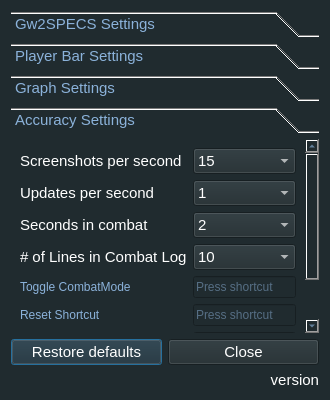
Above: configurator.ui from Tyrox92/Gw2SPECS before the change. Below: the same form after it.
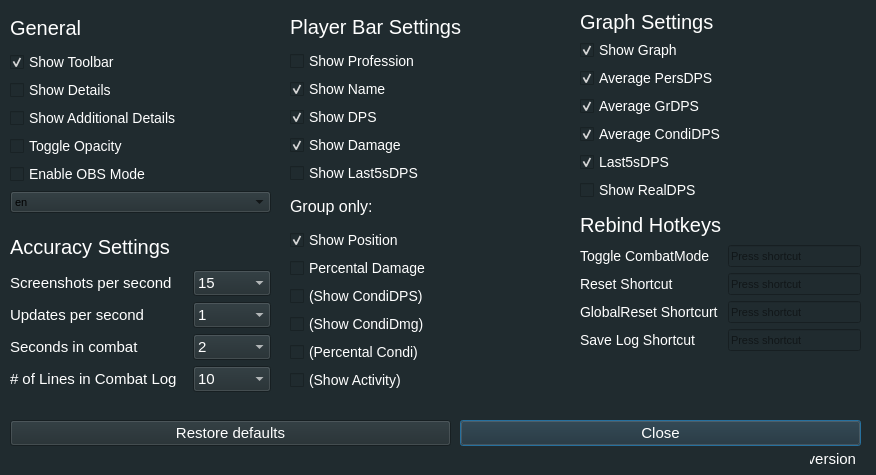
That is the form after the change.

The edit to the form file:
```diff
--- a/configurator.ui
+++ b/configurator.ui
@@ -6,15 +6,15 @@
    <rect>
     <x>0</x>
     <y>0</y>
-    <width>330</width>
-    <height>400</height>
+    <width>876</width>
+    <height>475</height>
    </rect>
   </property>
-  <property name="maximumSize">
-   <size>
-    <width>330</width>
-    <height>400</height>
-   </size>
+  <property name="sizePolicy">
+   <sizepolicy hsizetype="Preferred" vsizetype="Preferred">
+    <horstretch>0</horstretch>
+    <verstretch>0</verstretch>
+   </sizepolicy>
   </property>
   <property name="font">
    <font>
@@ -27,30 +27,21 @@
   <property name="styleSheet">
    <string notr="true">background-color: rgb(32, 43, 47);</string>
   </property>
-  <layout class="QGridLayout" name="gridLayout_2">
-   <item row="1" column="0">
-    <widget class="QPushButton" name="pushButtonReset">
-     <property name="sizePolicy">
-      <sizepolicy hsizetype="Minimum" vsizetype="Fixed">
-       <horstretch>0</horstretch>
-       <verstretch>0</verstretch>
-      </sizepolicy>
-     </property>
-     <property name="font">
-      <font>
-       <pointsize>11</pointsize>
-      </font>
-     </property>
-     <property name="styleSheet">
-      <string notr="true">color: rgb(255, 255, 255);</string>
-     </property>
-     <property name="text">
-      <string>Restore defaults</string>
-     </property>
-    </widget>
-   </item>
-   <item row="1" column="1">
+  <property name="sizeGripEnabled">
+   <bool>false</bool>
+  </property>
+  <property name="modal">
+   <bool>false</bool>
+  </property>
     <widget class="QPushButton" name="pushButtonReset_2">
+   <property name="geometry">
+    <rect>
+     <x>460</x>
+     <y>420</y>
+     <width>401</width>
+     <height>26</height>
+    </rect>
+   </property>
      <property name="sizePolicy">
       <sizepolicy hsizetype="Minimum" vsizetype="Fixed">
        <horstretch>0</horstretch>
@@ -69,54 +60,359 @@
       <string>Close</string>
      </property>
     </widget>
-   </item>
+  <widget class="QPushButton" name="pushButtonReset">
+   <property name="geometry">
+    <rect>
+     <x>10</x>
+     <y>420</y>
+     <width>441</width>
+     <height>26</height>
+    </rect>
+   </property>
+   <property name="sizePolicy">
+    <sizepolicy hsizetype="Minimum" vsizetype="Fixed">
+     <horstretch>0</horstretch>
+     <verstretch>0</verstretch>
+    </sizepolicy>
+   </property>
+   <property name="font">
+    <font>
+     <pointsize>11</pointsize>
+    </font>
+   </property>
+   <property name="styleSheet">
+    <string notr="true">color: rgb(255, 255, 255);</string>
+   </property>
+   <property name="text">
+    <string>Restore defaults</string>
+   </property>
+  </widget>
+  <widget class="QLabel" name="labelVersion">
+   <property name="geometry">
+    <rect>
+     <x>810</x>
+     <y>450</y>
+     <width>46</width>
+     <height>18</height>
+    </rect>
+   </property>
+   <property name="sizePolicy">
+    <sizepolicy hsizetype="Preferred" vsizetype="Preferred">
+     <horstretch>0</horstretch>
+     <verstretch>0</verstretch>
+    </sizepolicy>
+   </property>
+   <property name="minimumSize">
+    <size>
+     <width>0</width>
+     <height>0</height>
+    </size>
+   </property>
+   <property name="font">
+    <font>
+     <pointsize>11</pointsize>
+     <weight>50</weight>
+     <bold>false</bold>
+    </font>
+   </property>
+   <property name="styleSheet">
+    <string notr="true">color: rgb(255, 255, 255);</string>
+   </property>
+   <property name="text">
+    <string>version</string>
+   </property>
+   <property name="alignment">
+    <set>Qt::AlignRight|Qt::AlignTrailing|Qt::AlignVCenter</set>
+   </property>
+   <property name="wordWrap">
+    <bool>true</bool>
+   </property>
+  </widget>
+  <widget class="QWidget" name="widget" native="true">
+   <property name="geometry">
+    <rect>
+     <x>10</x>
+     <y>230</y>
+     <width>261</width>
+     <height>162</height>
+    </rect>
+   </property>
+   <layout class="QGridLayout" name="gridLayout">
    <item row="0" column="0" colspan="2">
-    <widget class="QToolBox" name="settingsToolbox">
+     <widget class="QLabel" name="label_2">
+      <property name="styleSheet">
+       <string notr="true">color: rgb(255,255,255);font-size:20px</string>
+      </property>
+      <property name="text">
+       <string>Accuracy Settings</string>
+      </property>
+     </widget>
+    </item>
+    <item row="1" column="0" colspan="2">
+     <widget class="QLabel" name="labelScreenshots">
      <property name="font">
       <font>
        <family>MS Shell Dlg 2</family>
        <pointsize>11</pointsize>
-       <weight>9</weight>
+        <weight>50</weight>
        <italic>false</italic>
        <bold>false</bold>
       </font>
      </property>
      <property name="styleSheet">
-      <string notr="true">font: 75 11pt &quot;MS Shell Dlg 2&quot;;
-color: #8BB2DA;</string>
-     </property>
+       <string notr="true">color: rgb(255, 255, 255);</string>
+      </property>
+      <property name="text">
+       <string>Screenshots per second</string>
+      </property>
+      <property name="alignment">
+       <set>Qt::AlignLeading|Qt::AlignLeft|Qt::AlignVCenter</set>
+      </property>
+     </widget>
+    </item>
+    <item row="1" column="2" colspan="2">
+     <widget class="QComboBox" name="comboBoxScreenshots">
+      <property name="font">
+       <font>
+        <family>MS Shell Dlg 2</family>
+        <pointsize>11</pointsize>
+        <weight>50</weight>
+        <italic>false</italic>
+        <bold>false</bold>
+       </font>
+      </property>
+      <property name="styleSheet">
+       <string notr="true">color: rgb(255, 255, 255);</string>
+      </property>
+      <property name="currentText">
+       <string>15</string>
+      </property>
      <property name="currentIndex">
-      <number>3</number>
-     </property>
-     <widget class="QWidget" name="specsSettings">
+       <number>0</number>
+      </property>
+      <item>
+       <property name="text">
+        <string>15</string>
+       </property>
+      </item>
+      <item>
+       <property name="text">
+        <string>20</string>
+       </property>
+      </item>
+      <item>
+       <property name="text">
+        <string>25</string>
+       </property>
+      </item>
+     </widget>
+    </item>
+    <item row="2" column="0">
+     <widget class="QLabel" name="labelUpdates">
+      <property name="font">
+       <font>
+        <family>MS Shell Dlg 2</family>
+        <pointsize>11</pointsize>
+        <weight>50</weight>
+        <italic>false</italic>
+        <bold>false</bold>
+       </font>
+      </property>
+      <property name="styleSheet">
+       <string notr="true">color: rgb(255, 255, 255);</string>
+      </property>
+      <property name="text">
+       <string>Updates per second</string>
+      </property>
+      <property name="alignment">
+       <set>Qt::AlignLeading|Qt::AlignLeft|Qt::AlignVCenter</set>
+      </property>
+     </widget>
+    </item>
+    <item row="3" column="0">
+     <widget class="QLabel" name="labelSecondsInCombat">
+      <property name="font">
+       <font>
+        <family>MS Shell Dlg 2</family>
+        <pointsize>11</pointsize>
+        <weight>50</weight>
+        <italic>false</italic>
+        <bold>false</bold>
+       </font>
+      </property>
+      <property name="styleSheet">
+       <string notr="true">color: rgb(255, 255, 255);</string>
+      </property>
+      <property name="text">
+       <string>Seconds in combat</string>
+      </property>
+      <property name="alignment">
+       <set>Qt::AlignLeading|Qt::AlignLeft|Qt::AlignVCenter</set>
+      </property>
+     </widget>
+    </item>
+    <item row="2" column="2" colspan="2">
+     <widget class="QComboBox" name="comboBoxUpdates">
+      <property name="font">
+       <font>
+        <family>MS Shell Dlg 2</family>
+        <pointsize>11</pointsize>
+        <weight>50</weight>
+        <italic>false</italic>
+        <bold>false</bold>
+       </font>
+      </property>
+      <property name="styleSheet">
+       <string notr="true">color: rgb(255, 255, 255);</string>
+      </property>
+      <property name="currentIndex">
+       <number>0</number>
+      </property>
+      <item>
+       <property name="text">
+        <string>1</string>
+       </property>
+      </item>
+     </widget>
+    </item>
+    <item row="3" column="2" colspan="2">
+     <widget class="QComboBox" name="comboBoxSecondsInCombat">
+      <property name="font">
+       <font>
+        <family>MS Shell Dlg 2</family>
+        <pointsize>11</pointsize>
+        <weight>50</weight>
+        <italic>false</italic>
+        <bold>false</bold>
+       </font>
+      </property>
+      <property name="styleSheet">
+       <string notr="true">color: rgb(255, 255, 255);</string>
+      </property>
+      <property name="currentIndex">
+       <number>0</number>
+      </property>
+      <item>
+       <property name="text">
+        <string>2</string>
+       </property>
+      </item>
+      <item>
+       <property name="text">
+        <string>3</string>
+       </property>
+      </item>
+     </widget>
+    </item>
+    <item row="4" column="0" colspan="2">
+     <widget class="QLabel" name="labelConsideredLines">
+      <property name="font">
+       <font>
+        <family>MS Shell Dlg 2</family>
+        <pointsize>11</pointsize>
+        <weight>50</weight>
+        <italic>false</italic>
+        <bold>false</bold>
+       </font>
+      </property>
+      <property name="styleSheet">
+       <string notr="true">color: rgb(255, 255, 255);</string>
+      </property>
+      <property name="text">
+       <string># of Lines in Combat Log</string>
+      </property>
+      <property name="alignment">
+       <set>Qt::AlignLeading|Qt::AlignLeft|Qt::AlignVCenter</set>
+      </property>
+     </widget>
+    </item>
+    <item row="4" column="2" colspan="2">
+     <widget class="QComboBox" name="comboBoxConsideredLines">
+      <property name="font">
+       <font>
+        <family>MS Shell Dlg 2</family>
+        <pointsize>11</pointsize>
+        <weight>50</weight>
+        <italic>false</italic>
+        <bold>false</bold>
+       </font>
+      </property>
+      <property name="styleSheet">
+       <string notr="true">color: rgb(255, 255, 255);</string>
+      </property>
+      <property name="editable">
+       <bool>false</bool>
+      </property>
+      <property name="currentText">
+       <string>10</string>
+      </property>
+      <property name="currentIndex">
+       <number>0</number>
+      </property>
+      <item>
+       <property name="text">
+        <string>10</string>
+       </property>
+      </item>
+      <item>
+       <property name="text">
+        <string>12</string>
+       </property>
+      </item>
+      <item>
+       <property name="text">
+        <string>14</string>
+       </property>
+      </item>
+      <item>
+       <property name="text">
+        <string>16</string>
+       </property>
+      </item>
+      <item>
+       <property name="text">
+        <string>20</string>
+       </property>
+      </item>
+      <item>
+       <property name="text">
+        <string>24</string>
+       </property>
+      </item>
+      <item>
+       <property name="text">
+        <string>27</string>
+       </property>
+      </item>
+     </widget>
+    </item>
+   </layout>
+  </widget>
+  <widget class="QWidget" name="widget_2" native="true">
       <property name="geometry">
        <rect>
-        <x>0</x>
-        <y>0</y>
-        <width>187</width>
-        <height>182</height>
-       </rect>
-      </property>
-      <attribute name="label">
-       <string>Gw2SPECS Settings</string>
-      </attribute>
-      <layout class="QGridLayout" name="gridLayout_3">
-       <item row="2" column="1">
-        <widget class="QCheckBox" name="checkBoxExtraDetails">
-         <property name="text">
-          <string>Show Additional Details</string>
-         </property>
-        </widget>
-       </item>
-       <item row="3" column="1">
-        <widget class="QCheckBox" name="checkBoxOpacity">
+     <x>10</x>
+     <y>10</y>
+     <width>261</width>
+     <height>203</height>
+    </rect>
+   </property>
+   <layout class="QGridLayout" name="gridLayout_2">
+    <item row="0" column="0">
+     <widget class="QLabel" name="label">
+      <property name="styleSheet">
+       <string notr="true">color: rgb(255,255,255);font-size:20px</string>
+      </property>
          <property name="text">
-          <string>Toggle Opacity</string>
+       <string>General</string>
          </property>
         </widget>
        </item>
-       <item row="0" column="1">
+    <item row="1" column="0">
         <widget class="QCheckBox" name="checkBoxToolbar">
+      <property name="styleSheet">
+       <string notr="true">color:white;font-size:14px;</string>
+      </property>
          <property name="text">
           <string>Show Toolbar</string>
          </property>
@@ -125,21 +421,47 @@
          </property>
         </widget>
        </item>
-       <item row="1" column="1">
+    <item row="2" column="0">
         <widget class="QCheckBox" name="checkBoxDetails">
+      <property name="styleSheet">
+       <string notr="true">color:white;font-size:14px;</string>
+      </property>
          <property name="text">
           <string>Show Details</string>
          </property>
         </widget>
        </item>
-       <item row="4" column="1">
+    <item row="3" column="0">
+     <widget class="QCheckBox" name="checkBoxExtraDetails">
+      <property name="styleSheet">
+       <string notr="true">color:white;font-size:14px;</string>
+      </property>
+      <property name="text">
+       <string>Show Additional Details</string>
+      </property>
+     </widget>
+    </item>
+    <item row="4" column="0">
+     <widget class="QCheckBox" name="checkBoxOpacity">
+      <property name="styleSheet">
+       <string notr="true">color:white;font-size:14px;</string>
+      </property>
+      <property name="text">
+       <string>Toggle Opacity</string>
+      </property>
+     </widget>
+    </item>
+    <item row="5" column="0">
         <widget class="QCheckBox" name="checkBoxOBS">
+      <property name="styleSheet">
+       <string notr="true">color:white;font-size:14px;</string>
+      </property>
          <property name="text">
           <string>Enable OBS Mode</string>
          </property>
         </widget>
        </item>
-       <item row="5" column="1">
+    <item row="6" column="0">
         <widget class="QComboBox" name="comboBoxLanguage">
          <item>
           <property name="text">
@@ -160,82 +482,24 @@
        </item>
       </layout>
      </widget>
-     <widget class="QWidget" name="soloSettings">
+  <widget class="QWidget" name="widget_3" native="true">
       <property name="geometry">
        <rect>
-        <x>0</x>
-        <y>0</y>
-        <width>300</width>
-        <height>204</height>
-       </rect>
-      </property>
-      <attribute name="label">
-       <string>Player Bar Settings</string>
-      </attribute>
-      <layout class="QGridLayout" name="gridLayout_4">
-       <item row="6" column="0">
-        <widget class="QCheckBox" name="checkBoxCDPS">
-         <property name="text">
-          <string>(Show CondiDPS)</string>
-         </property>
-        </widget>
-       </item>
-       <item row="6" column="1">
-        <widget class="QCheckBox" name="checkBoxActivity">
-         <property name="text">
-          <string>(Show Activity)</string>
-         </property>
-        </widget>
-       </item>
-       <item row="4" column="1">
-        <widget class="QCheckBox" name="checkBoxPosition">
-         <property name="enabled">
-          <bool>true</bool>
-         </property>
-         <property name="text">
-          <string>Show Position</string>
-         </property>
-         <property name="checked">
-          <bool>true</bool>
-         </property>
-        </widget>
-       </item>
-       <item row="5" column="1">
-        <widget class="QCheckBox" name="checkBoxCPerDmg">
-         <property name="text">
-          <string>(Percental Condi)</string>
-         </property>
-        </widget>
-       </item>
-       <item row="1" column="1">
-        <widget class="QCheckBox" name="checkBoxDamage">
-         <property name="text">
-          <string>Show Damage</string>
-         </property>
-         <property name="checked">
-          <bool>true</bool>
-         </property>
-        </widget>
-       </item>
-       <item row="5" column="0">
-        <widget class="QCheckBox" name="checkBoxCDamage">
-         <property name="text">
-          <string>(Show CondiDmg)</string>
-         </property>
-        </widget>
-       </item>
-       <item row="2" column="0">
-        <widget class="QCheckBox" name="checkBoxDPS">
-         <property name="text">
-          <string>Show DPS</string>
-         </property>
-         <property name="checked">
-          <bool>true</bool>
-         </property>
-        </widget>
-       </item>
-       <item row="4" column="0">
+     <x>290</x>
+     <y>10</y>
+     <width>271</width>
+     <height>381</height>
+    </rect>
+   </property>
+   <layout class="QGridLayout" name="gridLayout_3">
+    <property name="sizeConstraint">
+     <enum>QLayout::SetDefaultConstraint</enum>
+    </property>
+    <item row="8" column="0">
         <widget class="QCheckBox" name="checkBoxPerDmg">
+      <property name="styleSheet">
+       <string notr="true">color:white;font-size:14px;</string>
+      </property>
          <property name="text">
           <string>Percental Damage</string>
          </property>
@@ -244,25 +508,11 @@
          </property>
         </widget>
        </item>
-       <item row="1" column="0">
-        <widget class="QCheckBox" name="checkBoxName">
-         <property name="text">
-          <string>Show Name</string>
-         </property>
-         <property name="checked">
-          <bool>true</bool>
-         </property>
-        </widget>
-       </item>
-       <item row="3" column="0">
-        <widget class="QLabel" name="groupOnly">
-         <property name="text">
-          <string>Group only:</string>
-         </property>
-        </widget>
-       </item>
-       <item row="2" column="1">
+    <item row="5" column="0">
         <widget class="QCheckBox" name="checkBox5sDPS">
+      <property name="styleSheet">
+       <string notr="true">color:white;font-size:14px;</string>
+      </property>
          <property name="text">
           <string>Show Last5sDPS</string>
          </property>
@@ -272,29 +522,157 @@
         </widget>
        </item>
        <item row="0" column="0">
+     <widget class="QLabel" name="label_3">
+      <property name="styleSheet">
+       <string notr="true">color: rgb(255,255,255);font-size:20px</string>
+      </property>
+      <property name="text">
+       <string>Player Bar Settings</string>
+      </property>
+     </widget>
+    </item>
+    <item row="1" column="0">
         <widget class="QCheckBox" name="checkBoxProfColors">
+      <property name="styleSheet">
+       <string notr="true">color:white;font-size:14px;</string>
+      </property>
          <property name="text">
           <string>Show Profession</string>
          </property>
         </widget>
        </item>
-      </layout>
-     </widget>
-     <widget class="QWidget" name="graphSettings">
+    <item row="2" column="0">
+     <widget class="QCheckBox" name="checkBoxName">
+      <property name="styleSheet">
+       <string notr="true">color:white;font-size:14px;</string>
+      </property>
+      <property name="text">
+       <string>Show Name</string>
+      </property>
+      <property name="checked">
+       <bool>true</bool>
+      </property>
+     </widget>
+    </item>
+    <item row="3" column="0">
+     <widget class="QCheckBox" name="checkBoxDPS">
+      <property name="styleSheet">
+       <string notr="true">color:white;font-size:14px;</string>
+      </property>
+      <property name="text">
+       <string>Show DPS</string>
+      </property>
+      <property name="checked">
+       <bool>true</bool>
+      </property>
+     </widget>
+    </item>
+    <item row="4" column="0">
+     <widget class="QCheckBox" name="checkBoxDamage">
+      <property name="styleSheet">
+       <string notr="true">color:white;font-size:14px;</string>
+      </property>
+      <property name="text">
+       <string>Show Damage</string>
+      </property>
+      <property name="checked">
+       <bool>true</bool>
+      </property>
+     </widget>
+    </item>
+    <item row="7" column="0">
+     <widget class="QCheckBox" name="checkBoxPosition">
+      <property name="enabled">
+       <bool>true</bool>
+      </property>
+      <property name="styleSheet">
+       <string notr="true">color:white;font-size:14px;</string>
+      </property>
+      <property name="text">
+       <string>Show Position</string>
+      </property>
+      <property name="checked">
+       <bool>true</bool>
+      </property>
+     </widget>
+    </item>
+    <item row="9" column="0">
+     <widget class="QCheckBox" name="checkBoxCDPS">
+      <property name="styleSheet">
+       <string notr="true">color:white;font-size:14px;</string>
+      </property>
+      <property name="text">
+       <string>(Show CondiDPS)</string>
+      </property>
+     </widget>
+    </item>
+    <item row="6" column="0">
+     <widget class="QLabel" name="groupOnly">
+      <property name="styleSheet">
+       <string notr="true">color:white;font-size:16px;</string>
+      </property>
+      <property name="text">
+       <string>Group only:</string>
+      </property>
+     </widget>
+    </item>
+    <item row="10" column="0">
+     <widget class="QCheckBox" name="checkBoxCDamage">
+      <property name="styleSheet">
+       <string notr="true">color:white;font-size:14px;</string>
+      </property>
+      <property name="text">
+       <string>(Show CondiDmg)</string>
+      </property>
+     </widget>
+    </item>
+    <item row="11" column="0">
+     <widget class="QCheckBox" name="checkBoxCPerDmg">
+      <property name="styleSheet">
+       <string notr="true">color:white;font-size:14px;</string>
+      </property>
+      <property name="text">
+       <string>(Percental Condi)</string>
+      </property>
+     </widget>
+    </item>
+    <item row="12" column="0">
+     <widget class="QCheckBox" name="checkBoxActivity">
+      <property name="styleSheet">
+       <string notr="true">color:white;font-size:14px;</string>
+      </property>
+      <property name="text">
+       <string>(Show Activity)</string>
+      </property>
+     </widget>
+    </item>
+   </layout>
+  </widget>
+  <widget class="QWidget" name="widget_4" native="true">
       <property name="geometry">
        <rect>
-        <x>0</x>
-        <y>0</y>
-        <width>303</width>
-        <height>96</height>
-       </rect>
-      </property>
-      <attribute name="label">
+     <x>580</x>
+     <y>10</y>
+     <width>281</width>
+     <height>191</height>
+    </rect>
+   </property>
+   <layout class="QGridLayout" name="gridLayout_4">
+    <item row="0" column="0">
+     <widget class="QLabel" name="label_4">
+      <property name="styleSheet">
+       <string notr="true">color: rgb(255,255,255);font-size:20px</string>
+      </property>
+      <property name="text">
        <string>Graph Settings</string>
-      </attribute>
-      <layout class="QGridLayout" name="gridLayout_5">
+      </property>
+     </widget>
+    </item>
        <item row="1" column="0">
         <widget class="QCheckBox" name="checkBoxGraphShow">
+      <property name="styleSheet">
+       <string notr="true">color:white;font-size:14px;</string>
+      </property>
          <property name="text">
           <string>Show Graph</string>
          </property>
@@ -303,53 +681,14 @@
          </property>
         </widget>
        </item>
-       <item row="4" column="1">
-        <widget class="QCheckBox" name="checkBoxGraphRealDPS">
-         <property name="enabled">
-          <bool>true</bool>
-         </property>
-         <property name="toolTip">
-          <string>&lt;html&gt;&lt;head/&gt;&lt;body&gt;&lt;p&gt;Blue Graph&lt;/p&gt;&lt;/body&gt;&lt;/html&gt;</string>
-         </property>
-         <property name="text">
-          <string>Show RealDPS</string>
-         </property>
-         <property name="checked">
-          <bool>false</bool>
-         </property>
-        </widget>
-       </item>
-       <item row="2" column="1">
-        <widget class="QCheckBox" name="checkBoxGraphAvgCDPS">
-         <property name="toolTip">
-          <string>&lt;html&gt;&lt;head/&gt;&lt;body&gt;&lt;p&gt;Purple Graph&lt;/p&gt;&lt;/body&gt;&lt;/html&gt;</string>
-         </property>
-         <property name="text">
-          <string>Average CondiDPS</string>
-         </property>
-         <property name="checked">
-          <bool>true</bool>
-         </property>
-        </widget>
-       </item>
-       <item row="1" column="1">
-        <widget class="QCheckBox" name="checkBoxGraphAvgGroupDPS">
-         <property name="toolTip">
-          <string>&lt;html&gt;&lt;head/&gt;&lt;body&gt;&lt;p&gt;Yellow Graph&lt;/p&gt;&lt;/body&gt;&lt;/html&gt;</string>
-         </property>
-         <property name="text">
-          <string>Average GrDPS</string>
-         </property>
-         <property name="checked">
-          <bool>true</bool>
-         </property>
-        </widget>
-       </item>
        <item row="2" column="0">
         <widget class="QCheckBox" name="checkBoxGraphAvgDPS">
          <property name="toolTip">
           <string>&lt;html&gt;&lt;head/&gt;&lt;body&gt;&lt;p&gt;Green Graph&lt;/p&gt;&lt;/body&gt;&lt;/html&gt;</string>
          </property>
+      <property name="styleSheet">
+       <string notr="true">color:white;font-size:14px;</string>
+      </property>
          <property name="text">
           <string>Average PersDPS</string>
          </property>
@@ -358,11 +697,46 @@
          </property>
         </widget>
        </item>
+    <item row="3" column="0">
+     <widget class="QCheckBox" name="checkBoxGraphAvgGroupDPS">
+      <property name="toolTip">
+       <string>&lt;html&gt;&lt;head/&gt;&lt;body&gt;&lt;p&gt;Yellow Graph&lt;/p&gt;&lt;/body&gt;&lt;/html&gt;</string>
+      </property>
+      <property name="styleSheet">
+       <string notr="true">color:white;font-size:14px;</string>
+      </property>
+      <property name="text">
+       <string>Average GrDPS</string>
+      </property>
+      <property name="checked">
+       <bool>true</bool>
+      </property>
+     </widget>
+    </item>
        <item row="4" column="0">
+     <widget class="QCheckBox" name="checkBoxGraphAvgCDPS">
+      <property name="toolTip">
+       <string>&lt;html&gt;&lt;head/&gt;&lt;body&gt;&lt;p&gt;Purple Graph&lt;/p&gt;&lt;/body&gt;&lt;/html&gt;</string>
+      </property>
+      <property name="styleSheet">
+       <string notr="true">color:white;font-size:14px;</string>
+      </property>
+      <property name="text">
+       <string>Average CondiDPS</string>
+      </property>
+      <property name="checked">
+       <bool>true</bool>
+      </property>
+     </widget>
+    </item>
+    <item row="5" column="0">
         <widget class="QCheckBox" name="checkBoxGraph5sDPS">
          <property name="toolTip">
           <string>&lt;html&gt;&lt;head/&gt;&lt;body&gt;&lt;p&gt;Red Graph&lt;/p&gt;&lt;/body&gt;&lt;/html&gt;</string>
          </property>
+      <property name="styleSheet">
+       <string notr="true">color:white;font-size:14px;</string>
+      </property>
          <property name="text">
           <string>Last5sDPS</string>
          </property>
@@ -371,339 +745,101 @@
          </property>
         </widget>
        </item>
-      </layout>
-     </widget>
-     <widget class="QWidget" name="accuracySettings">
+    <item row="6" column="0">
+     <widget class="QCheckBox" name="checkBoxGraphRealDPS">
+      <property name="enabled">
+       <bool>true</bool>
+      </property>
+      <property name="toolTip">
+       <string>&lt;html&gt;&lt;head/&gt;&lt;body&gt;&lt;p&gt;Blue Graph&lt;/p&gt;&lt;/body&gt;&lt;/html&gt;</string>
+      </property>
+      <property name="styleSheet">
+       <string notr="true">color:white;font-size:14px;</string>
+      </property>
+      <property name="text">
+       <string>Show RealDPS</string>
+      </property>
+      <property name="checked">
+       <bool>false</bool>
+      </property>
+     </widget>
+    </item>
+   </layout>
+  </widget>
+  <widget class="QWidget" name="widget_5" native="true">
       <property name="geometry">
        <rect>
-        <x>0</x>
-        <y>-54</y>
-        <width>295</width>
-        <height>252</height>
-       </rect>
-      </property>
-      <attribute name="label">
-       <string>Accuracy Settings</string>
-      </attribute>
-      <layout class="QGridLayout" name="gridLayout">
-       <item row="2" column="1">
-        <widget class="QComboBox" name="comboBoxSecondsInCombat">
-         <property name="font">
-          <font>
-           <family>MS Shell Dlg 2</family>
-           <pointsize>11</pointsize>
-           <weight>9</weight>
-           <italic>false</italic>
-           <bold>false</bold>
-          </font>
-         </property>
+     <x>580</x>
+     <y>210</y>
+     <width>281</width>
+     <height>141</height>
+    </rect>
+   </property>
+   <layout class="QGridLayout" name="gridLayout_5">
+    <item row="0" column="0" colspan="2">
+     <widget class="QLabel" name="label_5">
          <property name="styleSheet">
-          <string notr="true">color: rgb(255, 255, 255);</string>
-         </property>
-         <property name="currentIndex">
-          <number>0</number>
-         </property>
-         <item>
+       <string notr="true">color: rgb(255,255,255);font-size:20px</string>
+      </property>
           <property name="text">
-           <string>2</string>
-          </property>
-         </item>
-         <item>
-          <property name="text">
-           <string>3</string>
-          </property>
-         </item>
-        </widget>
-       </item>
-       <item row="5" column="0">
-        <widget class="QLabel" name="labelShortcut2">
-         <property name="text">
-          <string>Reset Shortcut</string>
-         </property>
-        </widget>
-       </item>
-       <item row="5" column="1">
-        <widget class="QKeySequenceEdit" name="seqEditReset"/>
-       </item>
-       <item row="8" column="1">
-        <widget class="QKeySequenceEdit" name="seqEditSave"/>
-       </item>
-       <item row="6" column="1">
-        <widget class="QKeySequenceEdit" name="seqEditGlobalReset"/>
-       </item>
-       <item row="3" column="0">
-        <widget class="QLabel" name="labelConsideredLines">
-         <property name="font">
-          <font>
-           <family>MS Shell Dlg 2</family>
-           <pointsize>11</pointsize>
-           <weight>9</weight>
-           <italic>false</italic>
-           <bold>false</bold>
-          </font>
-         </property>
-         <property name="styleSheet">
-          <string notr="true">color: rgb(255, 255, 255);</string>
-         </property>
-         <property name="text">
-          <string># of Lines in Combat Log</string>
-         </property>
-         <property name="alignment">
-          <set>Qt::AlignLeading|Qt::AlignLeft|Qt::AlignVCenter</set>
-         </property>
-        </widget>
-       </item>
-       <item row="3" column="1">
-        <widget class="QComboBox" name="comboBoxConsideredLines">
-         <property name="font">
-          <font>
-           <family>MS Shell Dlg 2</family>
-           <pointsize>11</pointsize>
-           <weight>9</weight>
-           <italic>false</italic>
-           <bold>false</bold>
-          </font>
-         </property>
-         <property name="styleSheet">
-          <string notr="true">color: rgb(255, 255, 255);</string>
-         </property>
-         <property name="editable">
-          <bool>false</bool>
-         </property>
-         <property name="currentText">
-          <string>10</string>
-         </property>
-         <property name="currentIndex">
-          <number>0</number>
-         </property>
-         <item>
-          <property name="text">
-           <string>10</string>
-          </property>
-         </item>
-         <item>
-          <property name="text">
-           <string>12</string>
-          </property>
-         </item>
-         <item>
-          <property name="text">
-           <string>14</string>
-          </property>
-         </item>
-         <item>
-          <property name="text">
-           <string>16</string>
-          </property>
-         </item>
-         <item>
-          <property name="text">
-           <string>20</string>
-          </property>
-         </item>
-         <item>
-          <property name="text">
-           <string>24</string>
-          </property>
-         </item>
-         <item>
-          <property name="text">
-           <string>27</string>
-          </property>
-         </item>
+       <string>Rebind Hotkeys</string>
+      </property>
         </widget>
        </item>
        <item row="1" column="0">
-        <widget class="QLabel" name="labelUpdates">
-         <property name="font">
-          <font>
-           <family>MS Shell Dlg 2</family>
-           <pointsize>11</pointsize>
-           <weight>9</weight>
-           <italic>false</italic>
-           <bold>false</bold>
-          </font>
-         </property>
-         <property name="styleSheet">
-          <string notr="true">color: rgb(255, 255, 255);</string>
-         </property>
-         <property name="text">
-          <string>Updates per second</string>
-         </property>
-         <property name="alignment">
-          <set>Qt::AlignLeading|Qt::AlignLeft|Qt::AlignVCenter</set>
-         </property>
-        </widget>
-       </item>
-       <item row="0" column="0">
-        <widget class="QLabel" name="labelScreenshots">
-         <property name="font">
-          <font>
-           <family>MS Shell Dlg 2</family>
-           <pointsize>11</pointsize>
-           <weight>9</weight>
-           <italic>false</italic>
-           <bold>false</bold>
-          </font>
-         </property>
-         <property name="styleSheet">
-          <string notr="true">color: rgb(255, 255, 255);</string>
-         </property>
-         <property name="text">
-          <string>Screenshots per second</string>
-         </property>
-         <property name="alignment">
-          <set>Qt::AlignLeading|Qt::AlignLeft|Qt::AlignVCenter</set>
-         </property>
-        </widget>
-       </item>
-       <item row="0" column="1">
-        <widget class="QComboBox" name="comboBoxScreenshots">
-         <property name="font">
-          <font>
-           <family>MS Shell Dlg 2</family>
-           <pointsize>11</pointsize>
-           <weight>9</weight>
-           <italic>false</italic>
-           <bold>false</bold>
-          </font>
-         </property>
-         <property name="styleSheet">
-          <string notr="true">color: rgb(255, 255, 255);</string>
-         </property>
-         <property name="currentText">
-          <string>15</string>
-         </property>
-         <property name="currentIndex">
-          <number>0</number>
-         </property>
-         <item>
-          <property name="text">
-           <string>15</string>
-          </property>
-         </item>
-         <item>
-          <property name="text">
-           <string>20</string>
-          </property>
-         </item>
-         <item>
-          <property name="text">
-           <string>25</string>
-          </property>
-         </item>
-        </widget>
-       </item>
-       <item row="1" column="1">
-        <widget class="QComboBox" name="comboBoxUpdates">
-         <property name="font">
-          <font>
-           <family>MS Shell Dlg 2</family>
-           <pointsize>11</pointsize>
-           <weight>9</weight>
-           <italic>false</italic>
-           <bold>false</bold>
-          </font>
-         </property>
-         <property name="styleSheet">
-          <string notr="true">color: rgb(255, 255, 255);</string>
-         </property>
-         <property name="currentIndex">
-          <number>0</number>
-         </property>
-         <item>
-          <property name="text">
-           <string>1</string>
-          </property>
-         </item>
-        </widget>
-       </item>
-       <item row="2" column="0">
-        <widget class="QLabel" name="labelSecondsInCombat">
-         <property name="font">
-          <font>
-           <family>MS Shell Dlg 2</family>
-           <pointsize>11</pointsize>
-           <weight>9</weight>
-           <italic>false</italic>
-           <bold>false</bold>
-          </font>
-         </property>
-         <property name="styleSheet">
-          <string notr="true">color: rgb(255, 255, 255);</string>
-         </property>
-         <property name="text">
-          <string>Seconds in combat</string>
-         </property>
-         <property name="alignment">
-          <set>Qt::AlignLeading|Qt::AlignLeft|Qt::AlignVCenter</set>
-         </property>
-        </widget>
-       </item>
-       <item row="4" column="1">
-        <widget class="QKeySequenceEdit" name="seqEditCombatMode"/>
-       </item>
-       <item row="4" column="0">
         <widget class="QLabel" name="labelShortcut1">
+      <property name="styleSheet">
+       <string notr="true">color:white;font-size:14px;</string>
+      </property>
          <property name="text">
           <string>Toggle CombatMode</string>
          </property>
         </widget>
        </item>
-       <item row="6" column="0">
+    <item row="2" column="0">
+     <widget class="QLabel" name="labelShortcut2">
+      <property name="styleSheet">
+       <string notr="true">color:white;font-size:14px;</string>
+      </property>
+      <property name="text">
+       <string>Reset Shortcut</string>
+      </property>
+     </widget>
+    </item>
+    <item row="3" column="0" colspan="2">
         <widget class="QLabel" name="labelShortcut3">
+      <property name="styleSheet">
+       <string notr="true">color:white;font-size:14px;</string>
+      </property>
          <property name="text">
           <string>GlobalReset Shortcurt</string>
          </property>
         </widget>
        </item>
-       <item row="8" column="0">
+    <item row="3" column="2">
+     <widget class="QKeySequenceEdit" name="seqEditGlobalReset"/>
+    </item>
+    <item row="4" column="0">
         <widget class="QLabel" name="labelShortcut4">
+      <property name="styleSheet">
+       <string notr="true">color:white;font-size:14px;</string>
+      </property>
          <property name="text">
           <string>Save Log Shortcut</string>
          </property>
         </widget>
        </item>
-      </layout>
-     </widget>
-    </widget>
-   </item>
-   <item row="2" column="0" colspan="2">
-    <widget class="QLabel" name="labelVersion">
-     <property name="sizePolicy">
-      <sizepolicy hsizetype="Preferred" vsizetype="Preferred">
-       <horstretch>0</horstretch>
-       <verstretch>0</verstretch>
-      </sizepolicy>
-     </property>
-     <property name="minimumSize">
-      <size>
-       <width>0</width>
-       <height>0</height>
-      </size>
-     </property>
-     <property name="font">
-      <font>
-       <pointsize>11</pointsize>
-       <weight>50</weight>
-       <bold>false</bold>
-      </font>
-     </property>
-     <property name="styleSheet">
-      <string notr="true">color: rgb(255, 255, 255);</string>
-     </property>
-     <property name="text">
-      <string>version</string>
-     </property>
-     <property name="alignment">
-      <set>Qt::AlignRight|Qt::AlignTrailing|Qt::AlignVCenter</set>
-     </property>
-     <property name="wordWrap">
-      <bool>true</bool>
-     </property>
-    </widget>
-   </item>
-  </layout>
+    <item row="1" column="2">
+     <widget class="QKeySequenceEdit" name="seqEditCombatMode"/>
+    </item>
+    <item row="2" column="2">
+     <widget class="QKeySequenceEdit" name="seqEditReset"/>
+    </item>
+    <item row="4" column="2">
+     <widget class="QKeySequenceEdit" name="seqEditSave"/>
+    </item>
+   </layout>
+  </widget>
  </widget>
  <resources/>
  <connections>
```
Lines whose indentation alone changed are shown as unchanged.
